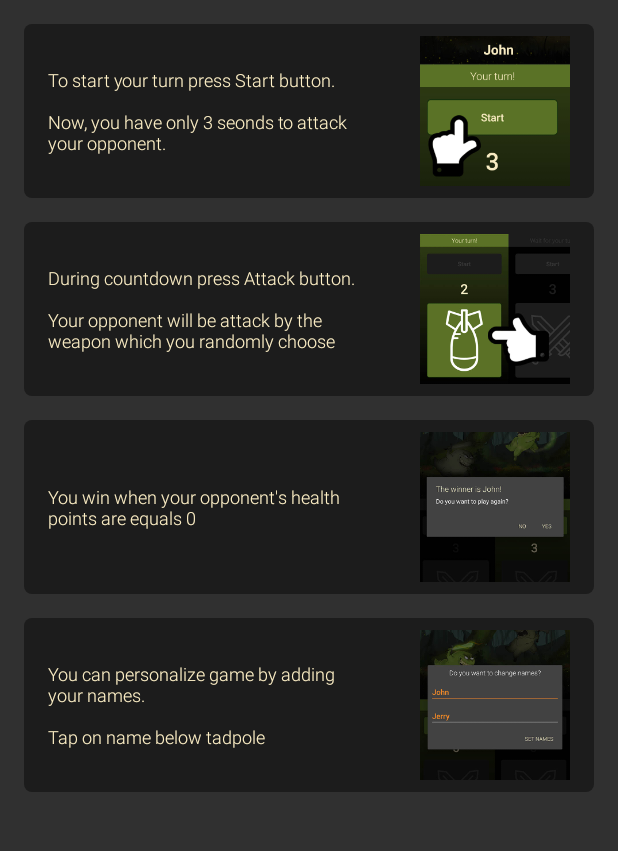
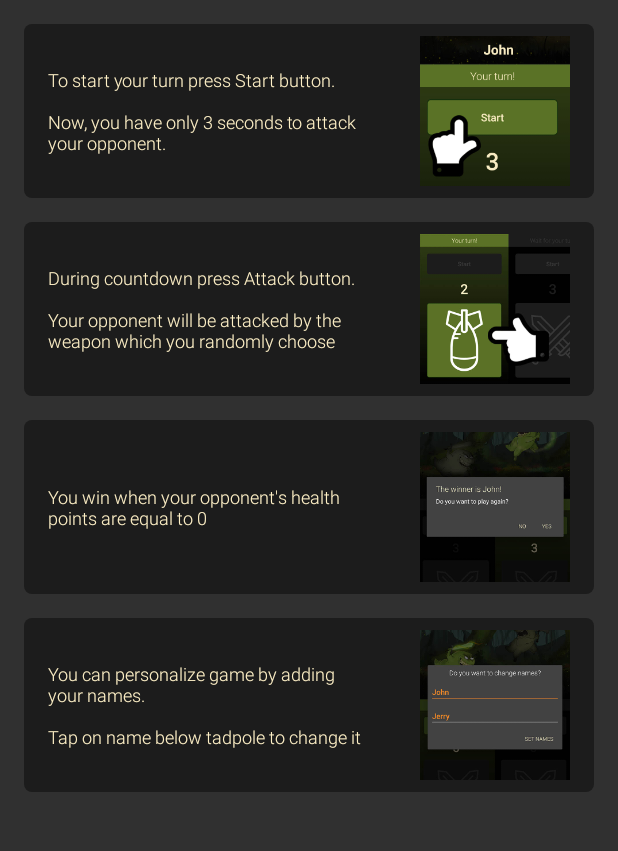
Before and after one commit to suwalszczyzna/MadTadpoles, an Android app: the HelpActivity screen opened directly, with no data from a screen before it, on a phone screen of 412 x 824 dp, the part 323-1174 px from its top. Run offline under Robolectric (Android 15) with nearby library versions, the phone set to English and light mode, and no system bars; Roboto replaces fonts that are not available here.

Commit message:
Kosmetyczne zmiany w stringach

```diff
--- a/app/src/main/res/values/strings.xml
+++ b/app/src/main/res/values/strings.xml
@@ -13,19 +13,19 @@
     <string name="zero">0</string>
     <string name="howToPlay">How to play?</string>
     <string name="helpInfo">Mad Tadpoles is a turn-based game for two players\non one device.</string>
-    <string name="startHelp">To start your turn press Start button.\n\nNow, you have only 3 seonds to attack your opponent.</string>
+    <string name="startHelp">To start your turn press Start button.\n\nNow, you have only 3 seconds to attack your opponent.</string>
     <string name="titleImage">Here we go title image</string>
-    <string name="countdownHelp">During countdown press Attack button.\n\nYour opponent will be attack by the weapon which you randomly choose</string>
-    <string name="hpHelp">You win when your opponent\'s health points are equals 0</string>
-    <string name="weaponImage">Image of weapon</string>
+    <string name="countdownHelp">During countdown press Attack button.\n\nYour opponent will be attacked by the weapon which you randomly choose</string>
+    <string name="hpHelp">You win when your opponent\'s health points are equal to 0</string>
+    <string name="weaponImage">Image of the weapon</string>
     <string name="hpImage">Image of HP</string>
-    <string name="namesHelp">You can personalize game by adding your names.\n\nTap on name below tadpole</string>
+    <string name="namesHelp">You can personalize game by adding your names.\n\nTap on name below tadpole to change it</string>
     <string name="imageNames">Image of names</string>
     <string name="setNames">Set names</string>
     <string name="mustImplement">must implement DialogListener</string>
     <string name="yes">Yes</string>
     <string name="No">No</string>
-    <string name="newGameToast">You started new game</string>
+    <string name="newGameToast">You have started new game</string>
     <string name="playAgain">Do you want to play again?</string>
     <string name="winnerIs">The winner is </string>
 
```
Also changed, not shown: app/src/main/java/com/example/android/madtadpoles/MainActivity.java (+0 -10 lines).
